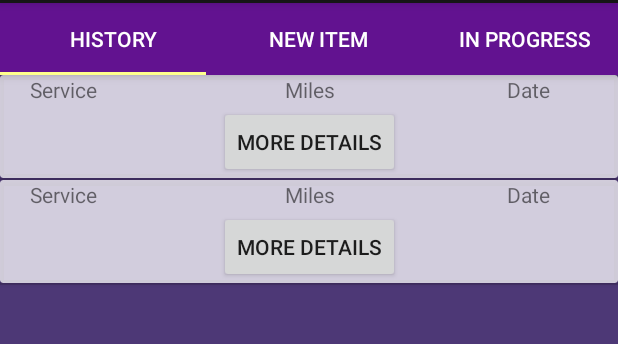
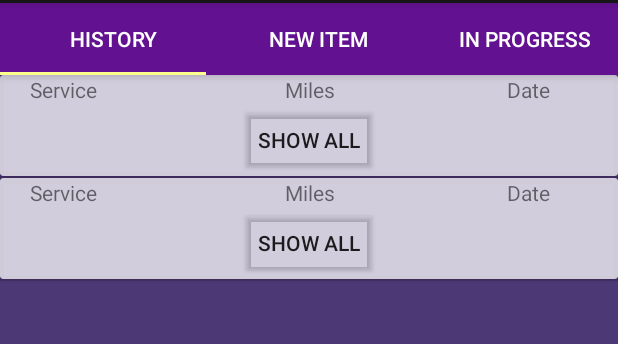
Before and after one commit to sdpinson/GloveBox, an Android app: the screen it shows after launch (MainActivity), on a phone screen of 412 x 824 dp, the part 81-425 px from its top. Run offline under Robolectric (Android 15) with nearby library versions, the phone set to English and light mode, and no system bars.

Commit message:
More Polish

```diff
--- a/app/src/main/java/com/cpsc4150/glovebox/MainActivity.java
+++ b/app/src/main/java/com/cpsc4150/glovebox/MainActivity.java
@@ -5,6 +5,7 @@ import androidx.fragment.app.Fragment;
 import androidx.fragment.app.FragmentTransaction;
 
 import android.os.Bundle;
+import android.util.Log;
 
 import com.cpsc4150.glovebox.Fragments.HistoryFragment;
 import com.cpsc4150.glovebox.Fragments.NewItemFragment;
@@ -32,15 +33,19 @@ public class MainActivity extends AppCompatActivity {
                     Fragment selectedFragment = null;
                     switch(tab.getPosition()){
                         case 0:
+                            Log.i("Selected Fragment", "History");
                             selectedFragment = new HistoryFragment();
                             break;
                         case 1:
+                            Log.i("Selected Fragment", "History");
                             selectedFragment = new NewItemFragment();
                             break;
                         case 2:
+                            Log.i("Selected Fragment", "History");
                             selectedFragment = new InProgressFragment();
                             break;
                     }
+                    Log.i("Committing Fragment: ", "Selected Fragment");
                     getSupportFragmentManager().beginTransaction().replace(R.id.fragment_container,
                             selectedFragment).setTransition(FragmentTransaction.TRANSIT_FRAGMENT_OPEN)
                             .commit();
--- a/app/src/main/res/layout/activity_main.xml
+++ b/app/src/main/res/layout/activity_main.xml
@@ -20,7 +20,7 @@
         <com.google.android.material.tabs.TabLayout
             android:id="@+id/tabs"
             android:layout_width="match_parent"
-            android:layout_height="wrap_content"
+            android:layout_height="match_parent"
             android:background="@color/tabBarColor"
             app:tabIndicatorColor="@color/indicatorTabColor"
             app:layout_scrollFlags="scroll|enterAlways"
@@ -35,7 +35,7 @@
 
             <com.google.android.material.tabs.TabItem
                 android:layout_width="wrap_content"
-                android:layout_height="wrap_content"
+                android:layout_height="match_parent"
                 android:text="@string/Tab2" />
 
             <com.google.android.material.tabs.TabItem
@@ -48,7 +48,7 @@
     <FrameLayout
         android:id="@+id/fragment_container"
         android:layout_width="match_parent"
-        android:layout_height="wrap_content"/>
+        android:layout_height="match_parent"/>
 
 
 </LinearLayout>
--- a/app/src/main/res/layout/fragment_in_progress.xml
+++ b/app/src/main/res/layout/fragment_in_progress.xml
@@ -2,6 +2,6 @@
 <RelativeLayout xmlns:android="http://schemas.android.com/apk/res/android"
     android:layout_width="match_parent"
     android:layout_height="match_parent"
-    android:background="@android:color/holo_green_dark">
+    android:background="@color/appBackground">
 
 </RelativeLayout>
--- a/app/src/main/res/layout/history_card.xml
+++ b/app/src/main/res/layout/history_card.xml
@@ -59,8 +59,9 @@
             android:id="@+id/detailsButton"
             android:layout_width="wrap_content"
             android:layout_height="wrap_content"
-            android:layout_marginTop="1dp"
+            android:layout_marginTop="0dp"
             android:text="@string/MoreDetails"
+            android:backgroundTint="@color/fullTransColor"
             app:layout_constraintBottom_toBottomOf="parent"
             app:layout_constraintEnd_toEndOf="parent"
             app:layout_constraintStart_toStartOf="parent"
--- a/app/src/main/res/values/colors.xml
+++ b/app/src/main/res/values/colors.xml
@@ -12,4 +12,5 @@
     <color name="appBackground">#4D3876</color>
     <color name="indicatorTabColor">#FFFF8D</color>
     <color name="tabBarColor">#621290</color>
+    <color name="fullTransColor">#00000000</color>
 </resources>
--- a/app/src/main/res/values/strings.xml
+++ b/app/src/main/res/values/strings.xml
@@ -3,8 +3,8 @@
     <string name="Tab1">History</string>
     <string name="Tab2">New Item</string>
     <string name="Tab3">In Progress</string>
-    <string name="MoreDetails">More Details</string>
-    <string name="LessDetails">Less Details</string>
+    <string name="MoreDetails">Show All</string>
+    <string name="LessDetails">Show Less</string>
     <string name="Date">Date</string>
     <string name="Miles">Miles</string>
     <string name="ServiceProvided">Service Provided</string>
```
